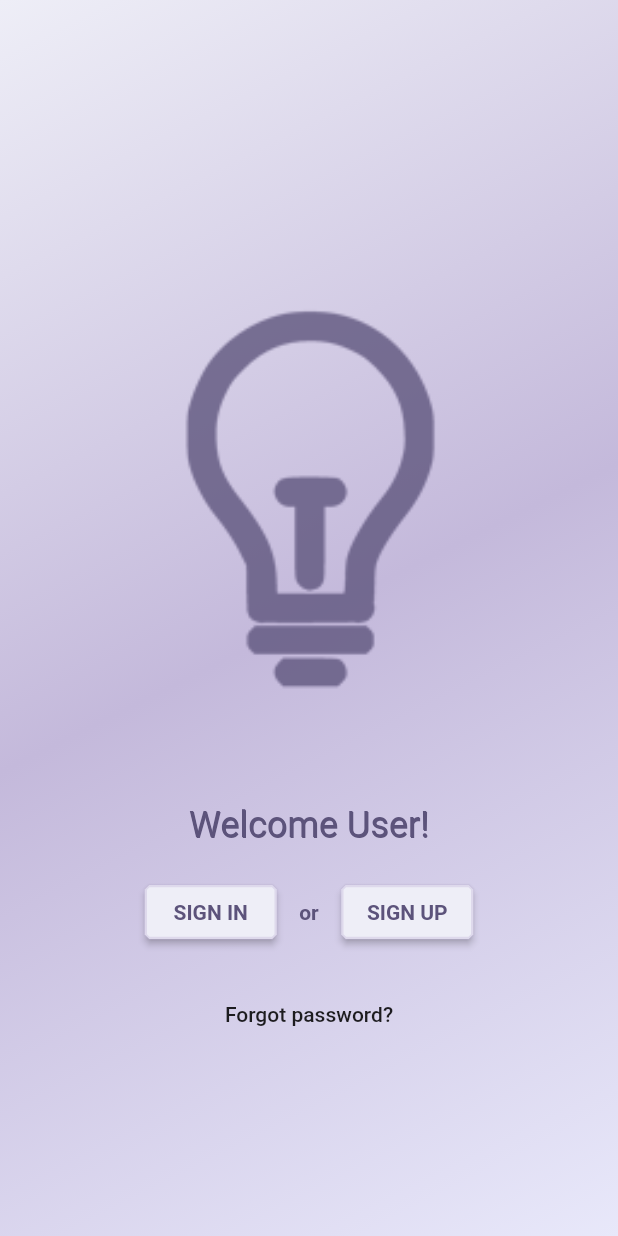
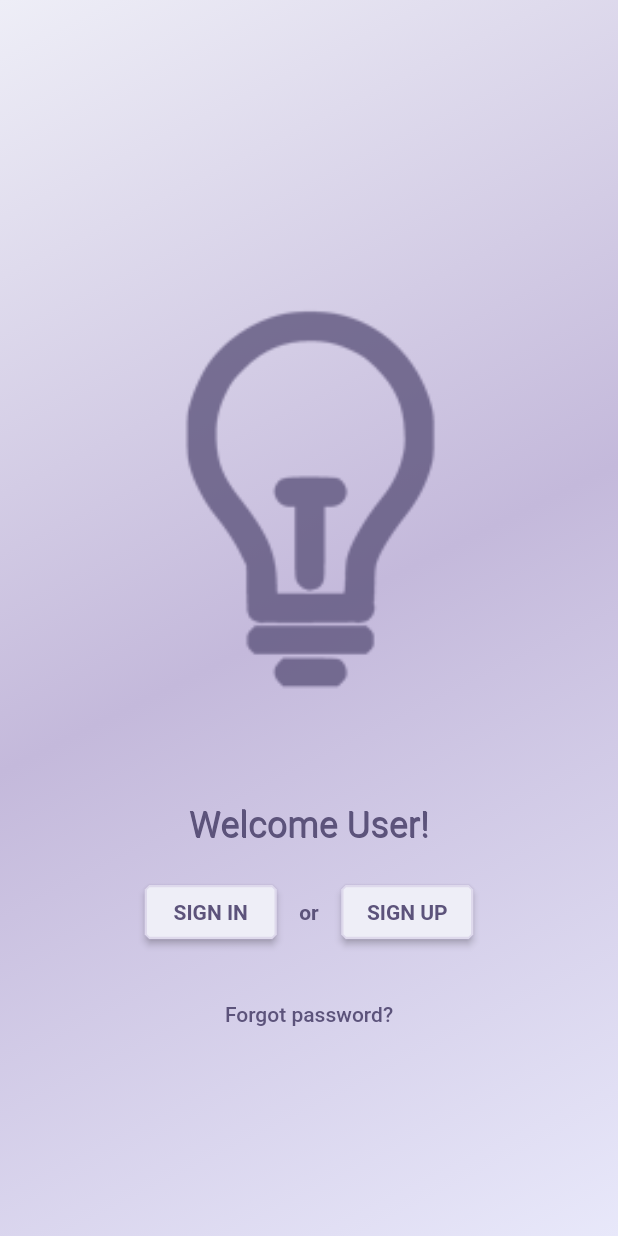
Before and after one commit to nikhiljainlive/Fundoo_Notes_Flutter, a Flutter app: the screen it shows after launch, on a phone screen of 412 x 824 dp. Run offline on Flutter 3.47's test engine with Material 2 defaults, Android fonts, the light colour scheme and no system bars; our stand-ins replace tuple.

Commit message:
added launcher image

```diff
--- a/lib/home.dart
+++ b/lib/home.dart
@@ -83,7 +83,10 @@ Image _welcomeImage(double width, double height) {
 }
 
 var _forgotPasswordTextButton = FlatButton(
-  child: Text('Forgot password?'),
+  child: Text(
+    'Forgot password?',
+    style: TextStyle(color: primaryColor),
+  ),
   onPressed: () {},
 );
 
@@ -101,7 +104,6 @@ var _welcomeUserText = Text(
   ),
 );
 
-
 Tuple2<double, double> _getWidthHeight(BuildContext context) {
   var _mediaQueryData = MediaQuery.of(context);
   var screenWidth = _mediaQueryData.size.width;
--- a/pubspec.yaml
+++ b/pubspec.yaml
@@ -21,6 +21,8 @@ dependencies:
   flutter:
     sdk: flutter
 
+  flutter_launcher_icons: ^0.7.2+1
+
   # The following adds the Cupertino Icons font to your application.
   # Use with the CupertinoIcons class for iOS style icons.
   cupertino_icons: ^0.1.2
@@ -29,6 +31,10 @@ dev_dependencies:
   flutter_test:
     sdk: flutter
 
+flutter_icons:
+  image_path: "assets/image_launcher.png"
+  android: true
+  ios: true
 
 # For information on the generic Dart part of this file, see the
 # following page: https://www.dartlang.org/tools/pub/pubspec
```
Also changed, not shown: pubspec.lock, 20 other files. Lines whose indentation alone changed are shown as unchanged.
